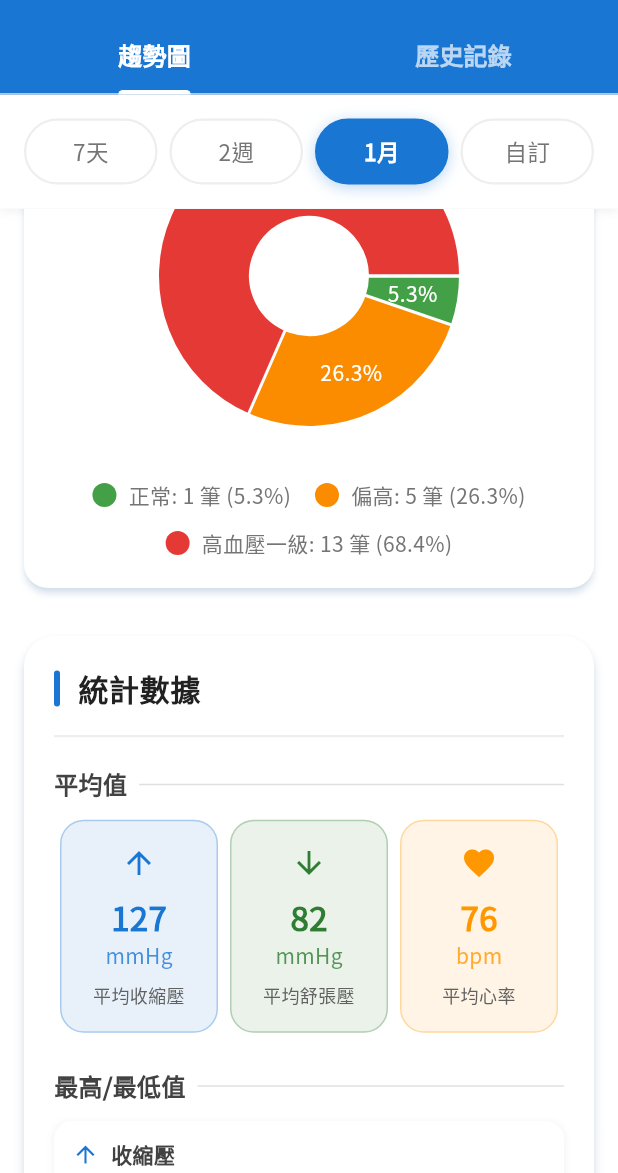
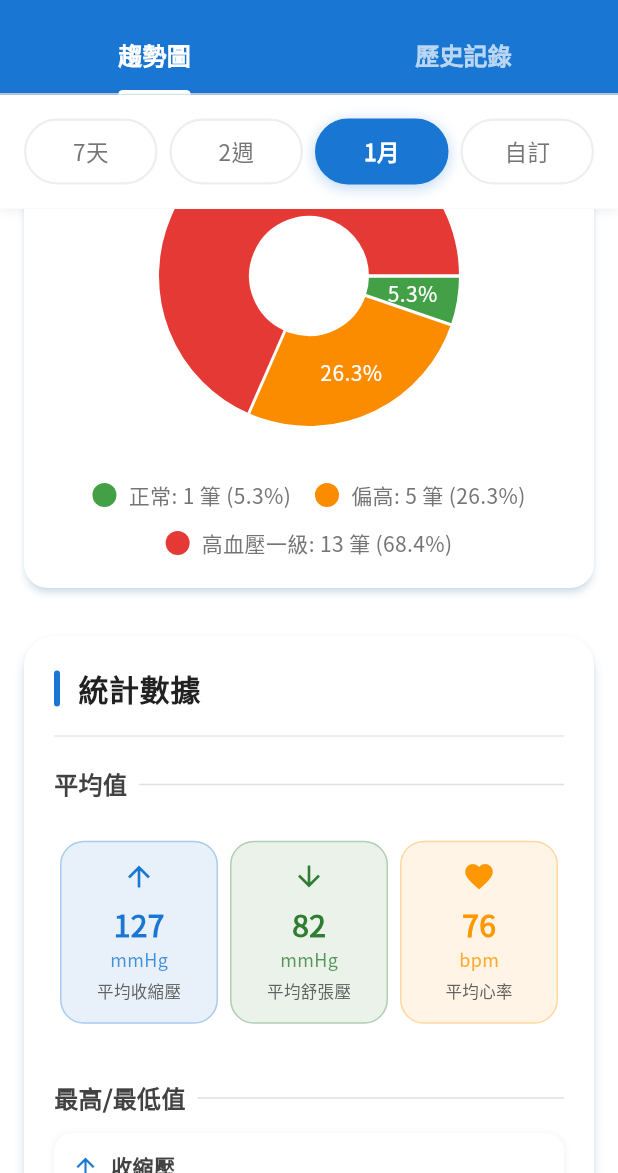
Before and after one commit to firstfu/blood_pressure_app, a Flutter app: the StatsPage screen opened directly, scrolled down 576 dp, on a phone screen of 412 x 824 dp, the part 63-1236 px from its top. Run offline on Flutter 3.47's test engine with Material 3 defaults, Android fonts, the phone set to English and light mode, and no system bars; drawn by our look-alikes of fl_chart; our stand-ins replace pdf, share_plus, shared_preferences; accounts and stored records are empty.

Commit message:
優化統計卡片的顯示邏輯，增加高度以避免內容溢出，並調整內部元素的間距與字體大小，以提升界面整體美觀與可讀性。使用最小空間顯示統計項目，增強用戶體驗。

```diff
--- a/lib/widgets/stats/statistics_card.dart
+++ b/lib/widgets/stats/statistics_card.dart
@@ -85,11 +85,14 @@
             // 平均值區塊
             _buildSectionTitle(context, context.tr('平均值')),
             const SizedBox(height: 12),
-            _buildStatsGrid(context, [
-              StatsItem(label: context.tr('平均收縮壓'), value: '$avgSystolic', unit: 'mmHg', color: AppTheme.primaryColor, icon: Icons.arrow_upward),
-              StatsItem(label: context.tr('平均舒張壓'), value: '$avgDiastolic', unit: 'mmHg', color: AppTheme.successColor, icon: Icons.arrow_downward),
-              StatsItem(label: context.tr('平均心率'), value: '$avgPulse', unit: 'bpm', color: Colors.orange, icon: Icons.favorite),
-            ]),
+            SizedBox(
+              height: 150, // 增加高度以避免溢出
+              child: _buildStatsGrid(context, [
+                StatsItem(label: context.tr('平均收縮壓'), value: '$avgSystolic', unit: 'mmHg', color: AppTheme.primaryColor, icon: Icons.arrow_upward),
+                StatsItem(label: context.tr('平均舒張壓'), value: '$avgDiastolic', unit: 'mmHg', color: AppTheme.successColor, icon: Icons.arrow_downward),
+                StatsItem(label: context.tr('平均心率'), value: '$avgPulse', unit: 'bpm', color: Colors.orange, icon: Icons.favorite),
+              ]),
+            ),
 
             const SizedBox(height: 24),
 
@@ -173,21 +176,25 @@
   Widget _buildStatCard(BuildContext context, StatsItem item) {
     return Container(
       margin: const EdgeInsets.symmetric(horizontal: 4),
-      padding: const EdgeInsets.symmetric(vertical: 16, horizontal: 12),
+      padding: const EdgeInsets.symmetric(vertical: 12, horizontal: 8),
       decoration: BoxDecoration(
         color: item.color.withOpacity(0.1),
         borderRadius: BorderRadius.circular(16),
         border: Border.all(color: item.color.withOpacity(0.3)),
       ),
       child: Column(
+        mainAxisSize: MainAxisSize.min, // 使用最小空間
         mainAxisAlignment: MainAxisAlignment.center,
         children: [
-          Icon(item.icon, color: item.color, size: 24),
-          const SizedBox(height: 8),
-          Text(item.value, style: TextStyle(fontSize: 22, fontWeight: FontWeight.bold, color: item.color)),
-          Text(item.unit, style: TextStyle(fontSize: 14, color: item.color.withOpacity(0.8))),
-          const SizedBox(height: 8),
-          Text(item.label, textAlign: TextAlign.center, style: TextStyle(fontSize: 12, color: Colors.grey[700])),
+          Icon(item.icon, color: item.color, size: 22),
+          const SizedBox(height: 6),
+          Text(item.value, style: TextStyle(fontSize: 20, fontWeight: FontWeight.bold, color: item.color)),
+          Text(item.unit, style: TextStyle(fontSize: 12, color: item.color.withOpacity(0.8))),
+          const SizedBox(height: 6),
+          FittedBox(
+            fit: BoxFit.scaleDown,
+            child: Text(item.label, textAlign: TextAlign.center, style: TextStyle(fontSize: 11, color: Colors.grey[700])),
+          ),
         ],
       ),
     );
```
